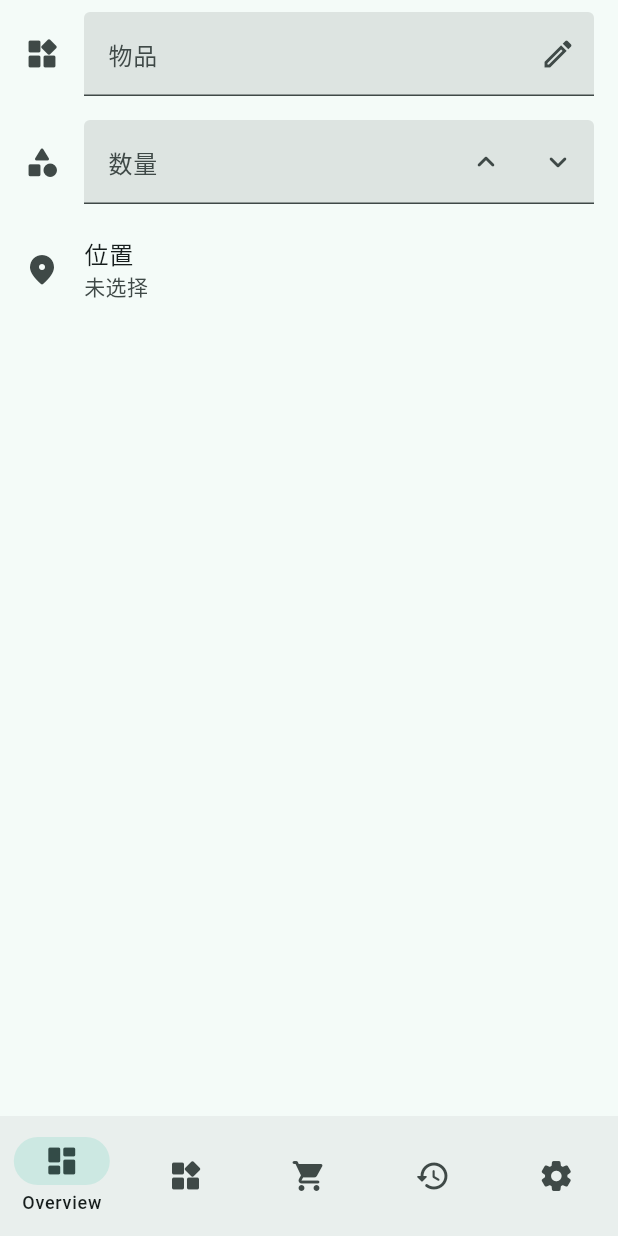
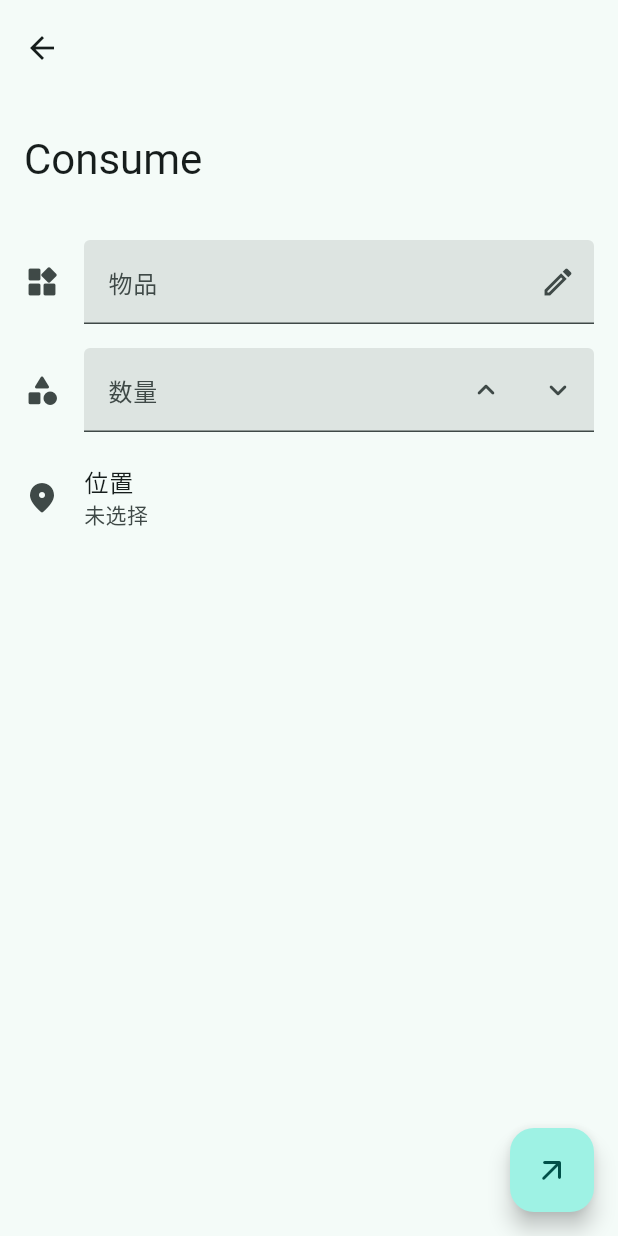
Before and after one commit to OhMyStuff/OhMyStuff, a Flutter app: the ConsumePage screen opened by its route, on a phone screen of 412 x 824 dp. Run offline on Flutter 3.47's test engine with Material 3 defaults, Android fonts, the phone set to English and light mode, and no system bars; drawn by our look-alikes of dynamic_color; our stand-ins replace go_router.

Commit message:
feat(widget): Add app bar to action pages

```diff
--- a/lib/router.dart
+++ b/lib/router.dart
@@ -1,3 +1,4 @@
+import 'package:flutter/material.dart';
 import 'package:go_router/go_router.dart';
 
 import 'screens/about.dart';
@@ -14,8 +15,11 @@ import 'screens/shopping.dart';
 import 'screens/transfer.dart';
 import 'widgets/custom_navigation.dart';
 
+final GlobalKey<NavigatorState> _rootNavigatorKey = GlobalKey<NavigatorState>();
+
 final router = GoRouter(
   initialLocation: '/',
+  navigatorKey: _rootNavigatorKey,
   routes: [
     StatefulShellRoute.indexedStack(
       builder: (context, state, navigationShell) {
@@ -30,18 +34,22 @@ final router = GoRouter(
               routes: [
                 GoRoute(
                   path: '/purchase',
+                  parentNavigatorKey: _rootNavigatorKey,
                   builder: (_, __) => PurchasePage(),
                 ),
                 GoRoute(
                   path: '/consume',
+                  parentNavigatorKey: _rootNavigatorKey,
                   builder: (_, __) => ConsumePage(),
                 ),
                 GoRoute(
                   path: '/transfer',
+                  parentNavigatorKey: _rootNavigatorKey,
                   builder: (_, __) => TransferPage(),
                 ),
                 GoRoute(
                   path: '/inventory',
+                  parentNavigatorKey: _rootNavigatorKey,
                   builder: (_, __) => InventoryPage(),
                 ),
               ],
@@ -84,10 +92,12 @@ final router = GoRouter(
               routes: [
                 GoRoute(
                   path: 'about',
+                  parentNavigatorKey: _rootNavigatorKey,
                   builder: (_, __) => AboutPage(),
                 ),
                 GoRoute(
                   path: 'customize',
+                  parentNavigatorKey: _rootNavigatorKey,
                   builder: (_, __) => CustomizePage(),
                 ),
               ],
--- a/lib/screens/consume.dart
+++ b/lib/screens/consume.dart
@@ -5,10 +5,17 @@ class ConsumePage extends StatelessWidget {
 
   @override
   Widget build(BuildContext context) {
-    return ListView(
+    return Scaffold(
+      body: CustomScrollView(
+        slivers: [
+          SliverAppBar.large(
+            title: Text('Consume'),
+          ),
+          SliverList.list(
             children: [
               Padding(
-          padding: const EdgeInsets.symmetric(vertical: 8, horizontal: 16),
+                padding:
+                    const EdgeInsets.symmetric(vertical: 8, horizontal: 16),
                 child: TextField(
                   decoration: InputDecoration(
                     icon: Icon(Icons.widgets_rounded),
@@ -22,7 +29,8 @@ class ConsumePage extends StatelessWidget {
                 ),
               ),
               Padding(
-          padding: const EdgeInsets.symmetric(vertical: 8, horizontal: 16),
+                padding:
+                    const EdgeInsets.symmetric(vertical: 8, horizontal: 16),
                 child: TextField(
                   decoration: InputDecoration(
                     icon: Icon(Icons.category_rounded),
@@ -51,6 +59,13 @@ class ConsumePage extends StatelessWidget {
                 onTap: () {},
               ),
             ],
+          ),
+        ],
+      ),
+      floatingActionButton: FloatingActionButton(
+        onPressed: () {},
+        child: Icon(Icons.arrow_outward_rounded),
+      ),
     );
   }
 }
```
Also changed, not shown: lib/screens/inventory.dart (+18 -3 lines), lib/screens/purchase.dart (+20 -4 lines), lib/screens/transfer.dart (+18 -3 lines), pubspec.lock, 2 other files. Lines whose indentation alone changed are shown as unchanged.
